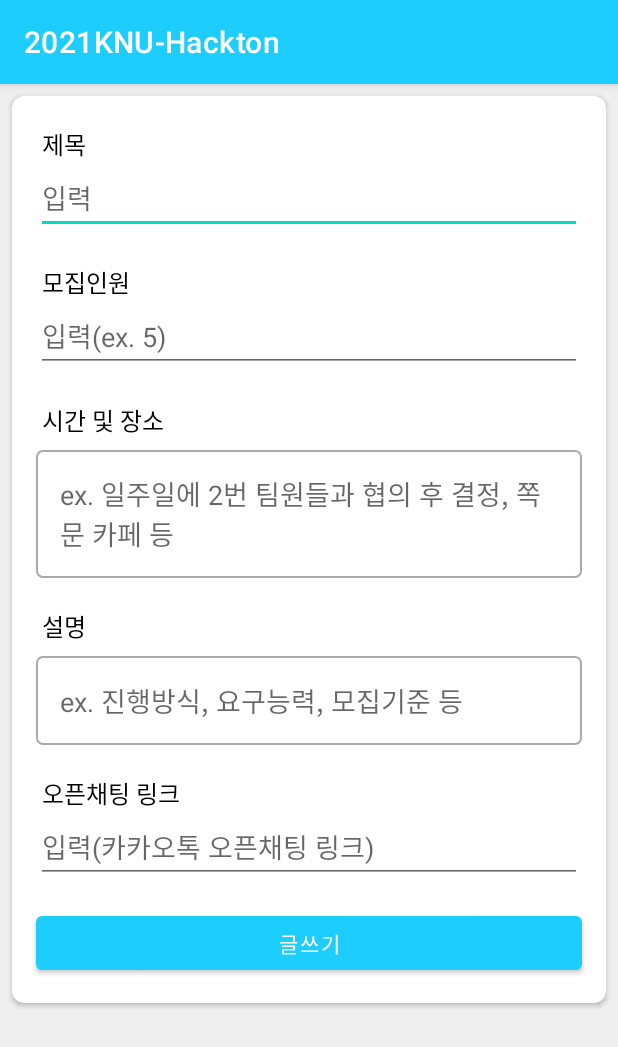
After one commit to Ktaewon/2021KNU-Hackathon, an Android app: the TeamCreateActivity screen opened directly, with no data from a screen before it, on a phone screen of 412 x 824 dp. The commit adds this screen. Shown: the top 1047 px of the screen. Run offline under Robolectric (Android 15) with nearby library versions, the phone set to English and light mode, and no system bars.

Commit message:
공모전 파트 기능완성, DB연결 필요

```diff
--- a/app/src/main/AndroidManifest.xml
+++ b/app/src/main/AndroidManifest.xml
@@ -11,7 +11,9 @@
         android:roundIcon="@mipmap/ic_launcher_round"
         android:supportsRtl="true"
         android:theme="@style/Theme.2021KNUHackton">
-        <activity android:name=".ContestPackage.ContestInformationActivity"></activity>
+        <activity android:name=".ContestPackage.TeamCreateActivity"></activity>
+        <activity android:name=".ContestPackage.TeamInfoActivity" />
+        <activity android:name=".ContestPackage.ContestInformationActivity" />
         <activity android:name=".ContestPackage.ContestMainActivity" />
         <activity android:name=".MainActivity">
             <intent-filter>
--- /dev/null
+++ b/app/src/main/java/com/beoks/a2021knu_hackton/ContestPackage/TeamCreateActivity.java
@@ -0,0 +1,42 @@
+package com.beoks.a2021knu_hackton.ContestPackage;
+
+import androidx.appcompat.app.AppCompatActivity;
+
+import android.content.Intent;
+import android.os.Bundle;
+import android.view.View;
+import android.widget.EditText;
+
+import com.beoks.a2021knu_hackton.Post;
+import com.beoks.a2021knu_hackton.R;
+import com.google.android.material.button.MaterialButton;
+
+import java.util.Date;
+
+public class TeamCreateActivity extends AppCompatActivity {
+    Post post;
+    @Override
+    protected void onCreate(Bundle savedInstanceState) {
+        super.onCreate(savedInstanceState);
+        setContentView(R.layout.activity_team_create);
+        init();
+    }
+    void init(){
+        ((MaterialButton)findViewById(R.id.team_create_button)).setOnClickListener(new View.OnClickListener() {
+            @Override
+            public void onClick(View view) {
+                Date date=new Date();
+                post=new Post(((EditText)findViewById(R.id.team_create_title)).getText().toString(),
+                        ((EditText)findViewById(R.id.team_create_contents)).getText().toString(),
+                        date.getYear()+"."+date.getMonth()+"."+date.getDay(),
+                        ((EditText)findViewById(R.id.team_create_openchat)).getText().toString(),
+                        Integer.parseInt(((EditText)findViewById(R.id.team_create_count)).getText().toString()),
+                        ((EditText)findViewById(R.id.team_create_timeplace)).getText().toString());
+                Intent intent=new Intent();
+                intent.putExtra("post",post);
+                setResult(RESULT_OK,intent);
+                finish();
+            }
+        });
+    }
+}
--- a/app/src/main/java/com/beoks/a2021knu_hackton/Post.java
+++ b/app/src/main/java/com/beoks/a2021knu_hackton/Post.java
@@ -9,7 +9,6 @@ public class Post implements Serializable {
     public String openChatLink;
     public int max_count;
     public String timeplace;
-
     public Post(String title, String content, String date, String openChatLink, int max_count, String timeplace) {
         this.title = title;
         this.content = content;
--- /dev/null
+++ b/app/src/main/res/drawable/stroke_box.xml
@@ -0,0 +1,12 @@
+<shape
+    xmlns:android="http://schemas.android.com/apk/res/android"
+    android:shape="rectangle">
+
+    <stroke
+        android:width="1.5dp"
+        android:color="@android:color/darker_gray" />
+
+    <corners
+        android:radius="4dp" />
+
+</shape>
--- /dev/null
+++ b/app/src/main/res/layout/activity_team_create.xml
@@ -0,0 +1,116 @@
+<?xml version="1.0" encoding="utf-8"?>
+<LinearLayout xmlns:android="http://schemas.android.com/apk/res/android"
+    xmlns:app="http://schemas.android.com/apk/res-auto"
+    xmlns:tools="http://schemas.android.com/tools"
+    android:layout_width="match_parent"
+    android:layout_height="match_parent"
+    android:orientation="vertical"
+    android:background="@color/empty"
+    tools:context=".ContestPackage.TeamCreateActivity">
+    <androidx.cardview.widget.CardView
+        android:layout_margin="8dp"
+        android:layout_width="match_parent"
+        android:layout_height="wrap_content"
+        app:cardCornerRadius="8dp">
+        <LinearLayout
+            android:orientation="vertical"
+            android:layout_width="match_parent"
+            android:layout_height="wrap_content">
+            <TextView
+                android:text="제목"
+                android:textSize="16dp"
+                android:textColor="@color/black"
+                android:layout_marginLeft="20dp"
+                android:layout_marginTop="20dp"
+                android:layout_width="wrap_content"
+                android:layout_height="wrap_content"/>
+            <EditText
+                android:id="@+id/team_create_title"
+                android:hint="입력"
+                android:layout_marginLeft="16dp"
+                android:layout_marginRight="16dp"
+                android:layout_width="match_parent"
+                android:layout_height="wrap_content"/>
+            <TextView
+                android:text="모집인원"
+                android:textSize="16dp"
+                android:textColor="@color/black"
+                android:layout_marginLeft="20dp"
+                android:layout_marginTop="20dp"
+                android:layout_width="wrap_content"
+                android:layout_height="wrap_content"/>
+            <EditText
+                android:id="@+id/team_create_count"
+                android:inputType="number"
+                android:hint="입력(ex. 5)"
+                android:layout_marginLeft="16dp"
+                android:layout_marginRight="16dp"
+                android:layout_width="match_parent"
+                android:layout_height="wrap_content"/>
+            <TextView
+                android:text="시간 및 장소"
+                android:textSize="16dp"
+                android:textColor="@color/black"
+                android:layout_marginLeft="20dp"
+                android:layout_marginTop="20dp"
+                android:layout_width="wrap_content"
+                android:layout_height="wrap_content"/>
+            <EditText
+                android:id="@+id/team_create_timeplace"
+                android:layout_marginTop="8dp"
+                android:inputType="textMultiLine"
+                android:padding="16dp"
+                android:background="@drawable/stroke_box"
+                android:hint="ex. 일주일에 2번 팀원들과 협의 후 결정, 쪽문 카페 등"
+                android:layout_marginLeft="16dp"
+                android:layout_marginRight="16dp"
+                android:layout_width="match_parent"
+                android:layout_height="wrap_content"/>
+
+            <TextView
+                android:layout_width="wrap_content"
+                android:layout_height="wrap_content"
+                android:layout_marginLeft="20dp"
+                android:layout_marginTop="20dp"
+                android:text="설명"
+                android:textColor="@color/black"
+                android:textSize="16dp" />
+
+            <EditText
+                android:id="@+id/team_create_contents"
+                android:layout_marginTop="8dp"
+                android:inputType="textMultiLine"
+                android:padding="16dp"
+                android:background="@drawable/stroke_box"
+                android:hint="ex. 진행방식, 요구능력, 모집기준 등"
+                android:layout_marginLeft="16dp"
+                android:layout_marginRight="16dp"
+                android:layout_width="match_parent"
+                android:layout_height="wrap_content"/>
+            <TextView
+                android:text="오픈채팅 링크"
+                android:textSize="16dp"
+                android:textColor="@color/black"
+                android:layout_marginLeft="20dp"
+                android:layout_marginTop="20dp"
+                android:layout_width="wrap_content"
+                android:layout_height="wrap_content"/>
+            <EditText
+                android:id="@+id/team_create_openchat"
+                android:hint="입력(카카오톡 오픈채팅 링크)"
+                android:layout_marginLeft="16dp"
+                android:layout_marginRight="16dp"
+                android:layout_width="match_parent"
+                android:layout_height="wrap_content"/>
+            <com.google.android.material.button.MaterialButton
+                android:id="@+id/team_create_button"
+                android:layout_width="match_parent"
+                android:layout_height="wrap_content"
+                android:text="글쓰기"
+                android:layout_gravity="bottom"
+                android:layout_margin="16dp"/>
+
+        </LinearLayout>
+    </androidx.cardview.widget.CardView>
+
+</LinearLayout>
--- a/app/src/main/res/layout/card_view.xml
+++ b/app/src/main/res/layout/card_view.xml
@@ -2,6 +2,7 @@
 <LinearLayout android:background="@drawable/layout_bg"
     xmlns:android="http://schemas.android.com/apk/res/android"
     android:layout_width="wrap_content"
+    android:layout_margin="8dp"
     android:layout_height="wrap_content"
     android:orientation="vertical"
     xmlns:app="http://schemas.android.com/apk/res-auto">
--- a/app/src/main/res/values/colors.xml
+++ b/app/src/main/res/values/colors.xml
@@ -8,5 +8,5 @@
     <color name="black">#FF000000</color>
     <color name="white">#FFFFFFFF</color>
     <color name="theme">#1DCDFE</color>
-    <color name="empty">#B1ABAB</color>
+    <color name="empty">#EFEFEF</color>
 </resources>
```
Also changed, not shown: app/src/main/java/com/beoks/a2021knu_hackton/ContestPackage/TeamFragment.java (+35 -1 lines), app/src/main/java/com/beoks/a2021knu_hackton/ContestPackage/TeamInfoActivity.java (added, +28 -0 lines), app/src/main/res/layout/activity_team_info.xml (added, +130 -0 lines).
